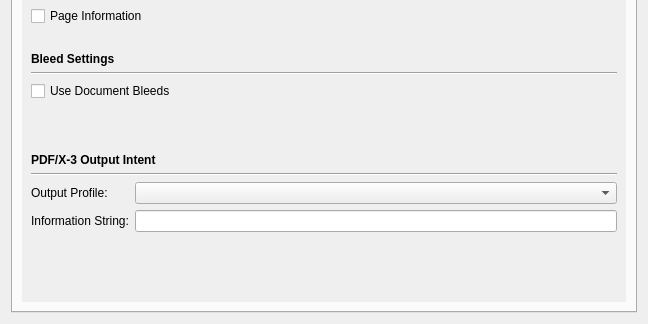
Qt form scribus/ui/prefs_pdfexportbase.ui (scribusproject/scribus) before a commit; both pictures show x 0 to 648 and y 226 to 550 of the 648 by 550 pixel window.
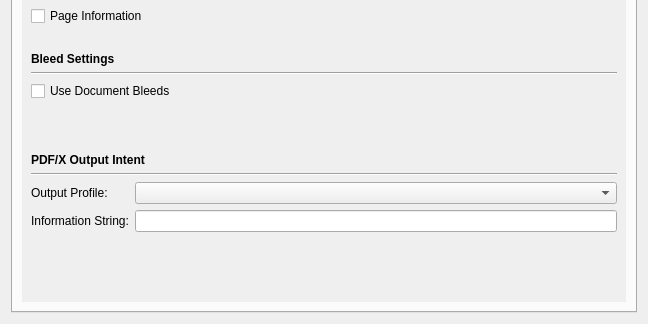
The same form after that commit. The open tabs and pages were chosen to show the change. Custom widgets are drawn as their Qt base class.

Commit message: #13334: Unify PDF/X Headline

Patch:
```diff
--- a/scribus/ui/prefs_pdfexportbase.ui
+++ b/scribus/ui/prefs_pdfexportbase.ui
@@ -1212,7 +1212,7 @@
               </font>
              </property>
              <property name="text">
-              <string>PDF/X-3 Output Intent</string>
+              <string>PDF/X Output Intent</string>
              </property>
             </widget>
            </item>
```
The commit also changes 1 other file.
